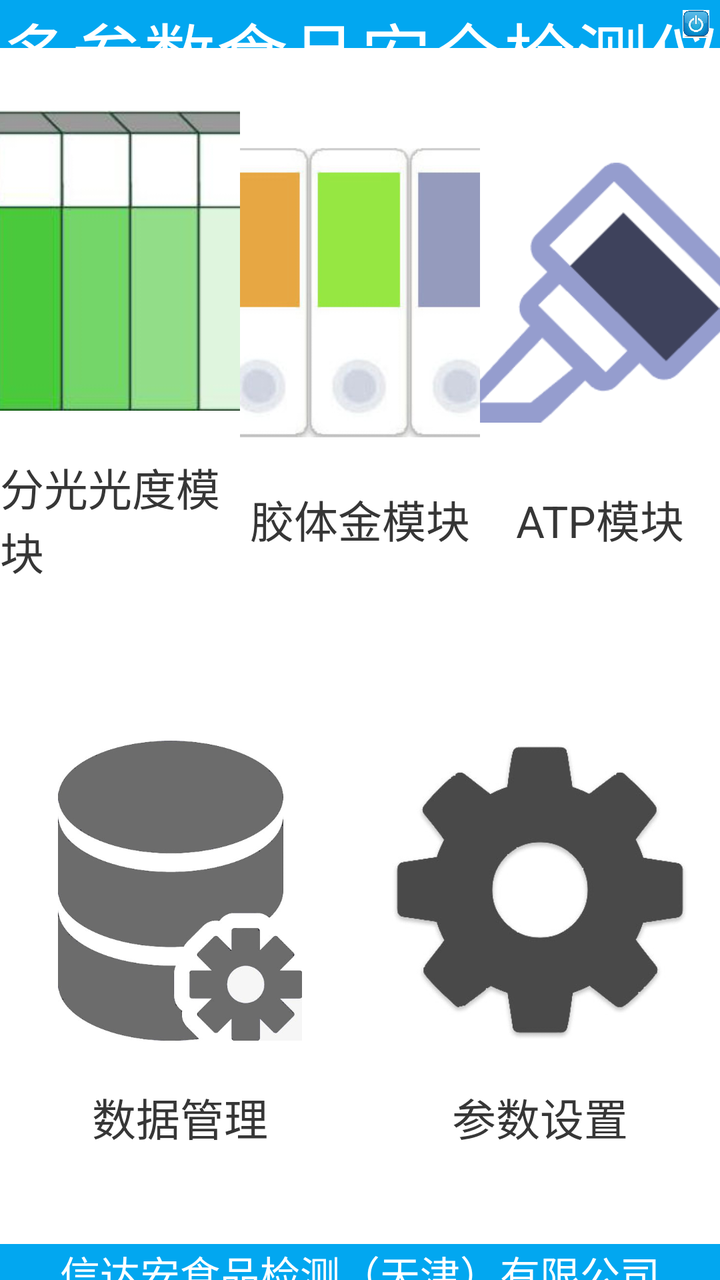
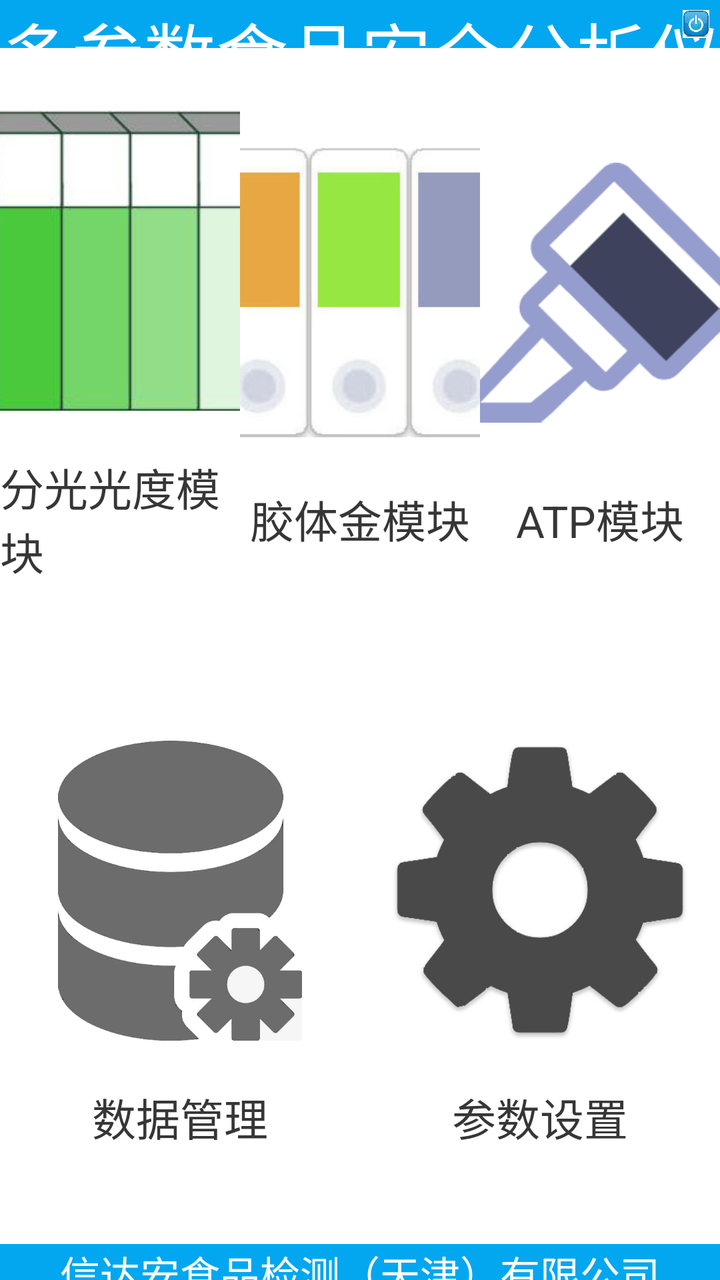

An Android layout rendered at two revisions. The XML below is the earlier revision; the diff shows what the commit changed to produce the second picture.
<!-- AndroidManifest.xml: application theme AppTheme -->
<!-- res/layout/activity_main.xml -->
<?xml version="1.0" encoding="utf-8"?>
<androidx.constraintlayout.widget.ConstraintLayout xmlns:android="http://schemas.android.com/apk/res/android"
    xmlns:app="http://schemas.android.com/apk/res-auto"
    xmlns:tools="http://schemas.android.com/tools"
    android:layout_width="match_parent"
    android:layout_height="match_parent"
    android:background="#FFFFFF"
    android:gravity="center"
    android:orientation="vertical">

    <TextView
        android:id="@+id/tv_title"
        android:layout_width="match_parent"
        android:layout_height="0dp"
        android:layout_weight="1"
        android:background="@color/THEME_COLOR"
        android:gravity="center"
        android:text="多参数食品安全检测仪"
        android:textColor="@color/white"
        android:textSize="36sp"
        app:layout_constraintDimensionRatio="h,15:1"
        app:layout_constraintTop_toTopOf="parent" />


    <ImageView
        android:id="@+id/btn_open_login"
        android:layout_width="0dp"
        android:layout_height="0dp"
        android:padding="5dp"
        android:src="@drawable/img_exit"
        app:layout_constraintBottom_toBottomOf="@+id/tv_title"
        app:layout_constraintDimensionRatio="w,1:1"
        app:layout_constraintEnd_toEndOf="parent"
        app:layout_constraintTop_toTopOf="@+id/tv_title" />

    <LinearLayout
        android:layout_width="match_parent"
        android:layout_height="0dp"
        android:orientation="vertical"
        app:layout_constraintBottom_toTopOf="@+id/tv_homeLocation"
        app:layout_constraintTop_toBottomOf="@+id/tv_title">

        <LinearLayout
            android:layout_width="match_parent"
            android:layout_height="0dp"
            android:layout_weight="1"
            android:orientation="horizontal">

            <LinearLayout
                android:id="@+id/btn_open_2"
                android:layout_width="0dp"
                android:layout_height="match_parent"
                android:layout_weight="1"
                android:gravity="center"
                android:orientation="vertical">

                <ImageView
                    android:layout_width="@dimen/wh_size"
                    android:layout_height="@dimen/wh_size"
                    android:src="@drawable/img_fg" />

                <TextView
                    android:id="@+id/tv_fggd_Name"
                    android:layout_width="wrap_content"
                    android:layout_height="wrap_content"
                    android:layout_marginTop="@dimen/distance"
                    android:text="分光光度模块"
                    android:textColor="#363636"
                    android:textSize="@dimen/textSize" />

            </LinearLayout>

            <LinearLayout
                android:id="@+id/btn_open_3"
                android:layout_width="0dp"
                android:layout_height="match_parent"
                android:layout_weight="1"
                android:gravity="center"
                android:orientation="vertical">

                <ImageView
                    android:layout_width="@dimen/wh_size"
                    android:layout_height="@dimen/wh_size"
                    android:src="@drawable/img_jt" />

                <TextView
                    android:id="@+id/tv_jtj_Name"
                    android:layout_width="wrap_content"
                    android:layout_height="wrap_content"
                    android:layout_marginTop="@dimen/distance"
                    android:text="胶体金模块"
                    android:textColor="#363636"
                    android:textSize="@dimen/textSize" />

            </LinearLayout>

            <LinearLayout
                android:id="@+id/btn_open_4"
                android:layout_width="0dp"
                android:layout_height="match_parent"
                android:layout_weight="1"
                android:gravity="center"
                android:orientation="vertical">
                

                <ImageView
                    android:layout_width="@dimen/wh_size"
                    android:layout_height="@dimen/wh_size"
                    android:src="@drawable/yuan_ygb" />

                <TextView
                    android:id="@+id/tv_apt_Name"
                    android:layout_width="wrap_content"
                    android:layout_height="wrap_content"
                    android:layout_marginTop="@dimen/distance"
                    android:text="ATP模块"
                    android:textColor="#363636"
                    android:textSize="@dimen/textSize" />

            </LinearLayout>


        </LinearLayout>

        <LinearLayout
            android:layout_width="match_parent"
            android:layout_height="0dp"
            android:layout_weight="1"
            android:orientation="horizontal">

            <LinearLayout
                android:id="@+id/ll_sql"
                android:layout_width="0dp"
                android:layout_height="match_parent"
                android:layout_weight="1"
                android:gravity="center"
                android:orientation="vertical">

                <LinearLayout
                    android:layout_width="wrap_content"
                    android:layout_height="wrap_content"
                    android:gravity="center"
                    android:orientation="vertical"
                    android:padding="5dp">

                    <ImageView
                        android:layout_width="@dimen/wh_size"
                        android:layout_height="@dimen/wh_size"
                        android:src="@drawable/img_sql" />

                    <TextView
                        android:layout_width="wrap_content"
                        android:layout_height="wrap_content"
                        android:layout_marginTop="@dimen/distance"
                        android:text="数据管理"
                        android:textColor="#363636"
                        android:textSize="@dimen/textSize" />

                </LinearLayout>

            </LinearLayout>

            <LinearLayout
                android:id="@+id/btn_open_book"
                android:layout_width="0dp"
                android:layout_height="match_parent"
                android:layout_weight="1"
                android:gravity="center"
                android:orientation="vertical"
                android:visibility="gone">

                <ImageView
                    android:layout_width="@dimen/wh_size"
                    android:layout_height="@dimen/wh_size"
                    android:src="@drawable/img_cz" />

                <TextView
                    android:layout_width="wrap_content"
                    android:layout_height="wrap_content"
                    android:layout_marginTop="@dimen/distance"
                    android:text="操作手册"
                    android:textColor="#363636"
                    android:textSize="@dimen/textSize" />

            </LinearLayout>

            <LinearLayout
                android:id="@+id/btn_open_know"
                android:layout_width="0dp"
                android:layout_height="match_parent"
                android:layout_weight="1"
                android:gravity="center"
                android:orientation="vertical"
                android:visibility="gone">

                <ImageView
                    android:layout_width="@dimen/wh_size"
                    android:layout_height="@dimen/wh_size"
                    android:paddingTop="30dp"
                    android:src="@drawable/img_zs" />

                <TextView
                    android:layout_width="wrap_content"
                    android:layout_height="wrap_content"
                    android:layout_marginTop="@dimen/distance"
                    android:text="知识库"
                    android:textColor="#363636"
                    android:textSize="@dimen/textSize" />

            </LinearLayout>

            <LinearLayout
                android:id="@+id/btn_open_setting"
                android:layout_width="0dp"
                android:layout_height="match_parent"
                android:layout_weight="1"
                android:gravity="center"
                android:orientation="vertical">

                <LinearLayout
                    android:layout_width="wrap_content"
                    android:layout_height="wrap_content"
                    android:gravity="center"
                    android:orientation="vertical"
                    android:padding="5dp">

                    <ImageView
                        android:layout_width="@dimen/wh_size"
                        android:layout_height="@dimen/wh_size"
                        android:src="@drawable/img_cs" />

                    <TextView
                        android:layout_width="wrap_content"
                        android:layout_height="wrap_content"
                        android:layout_marginTop="@dimen/distance"
                        android:text="参数设置"
                        android:textColor="#363636"
                        android:textSize="@dimen/textSize" />

                </LinearLayout>

            </LinearLayout>


        </LinearLayout>

    </LinearLayout>


    <TextView
        android:id="@+id/tv_homeLocation"
        android:layout_width="match_parent"
        android:layout_height="0dp"
        android:background="@color/THEME_COLOR"
        android:gravity="center"
        android:text="信达安食品检测（天津）有限公司"
        android:textColor="@color/white"
        android:textSize="20sp"
        app:layout_constraintBottom_toBottomOf="parent"
        app:layout_constraintDimensionRatio="h,20:1" />


</androidx.constraintlayout.widget.ConstraintLayout>
<!-- resources referenced by this layout -->
<resources>
  <color name="THEME_COLOR">#02A7F0</color>
  <color name="white">#ffffff</color>
  <dimen name="distance">22dp</dimen>
  <dimen name="textSize">22sp</dimen>
  <dimen name="wh_size">150dp</dimen>
  <!-- drawable img_cs: png bitmap (drawable, 16605 bytes) -->
  <!-- drawable img_cz: jpg bitmap (drawable-xhdpi, 17936 bytes) -->
  <!-- drawable img_exit: jpg bitmap (drawable-xhdpi, 19013 bytes) -->
  <!-- drawable img_fg: jpg bitmap (drawable-xhdpi, 23472 bytes) -->
  <!-- drawable img_jt: jpg bitmap (drawable-xhdpi, 24437 bytes) -->
  <!-- drawable img_sql: png bitmap (drawable, 58969 bytes) -->
  <!-- drawable img_zs: jpg bitmap (drawable-xhdpi, 35332 bytes) -->
  <!-- drawable yuan_ygb: png bitmap (drawable-xhdpi, 6891 bytes) -->
  <style name="AppTheme" parent="Theme.AppCompat.Light.DarkActionBar">
          
          <item name="android:windowNoTitle">true</item>
          <item name="android:windowFullscreen">true</item>
      </style>
</resources>

<!-- the commit's change to res/layout/activity_main.xml (unified diff, before → after) -->
@@ -15,7 +15,7 @@
         android:layout_weight="1"
         android:background="@color/THEME_COLOR"
         android:gravity="center"
-        android:text="多参数食品安全检测仪"
+        android:text="@string/app_name"
         android:textColor="@color/white"
         android:textSize="36sp"
         app:layout_constraintDimensionRatio="h,15:1"
@@ -101,7 +101,7 @@
                 android:layout_weight="1"
                 android:gravity="center"
                 android:orientation="vertical">
-                
+
 
                 <ImageView
                     android:layout_width="@dimen/wh_size"
<!-- resource entries referenced after the edit -->
@@ -13,6 +13,7 @@
   <!-- drawable img_sql: png bitmap (drawable, 58969 bytes) -->
   <!-- drawable img_zs: jpg bitmap (drawable-xhdpi, 35332 bytes) -->
   <!-- drawable yuan_ygb: png bitmap (drawable-xhdpi, 6891 bytes) -->
+  <string name="app_name">多参数食品安全分析仪</string>
   <style name="AppTheme" parent="Theme.AppCompat.Light.DarkActionBar">
           
           <item name="android:windowNoTitle">true</item>
